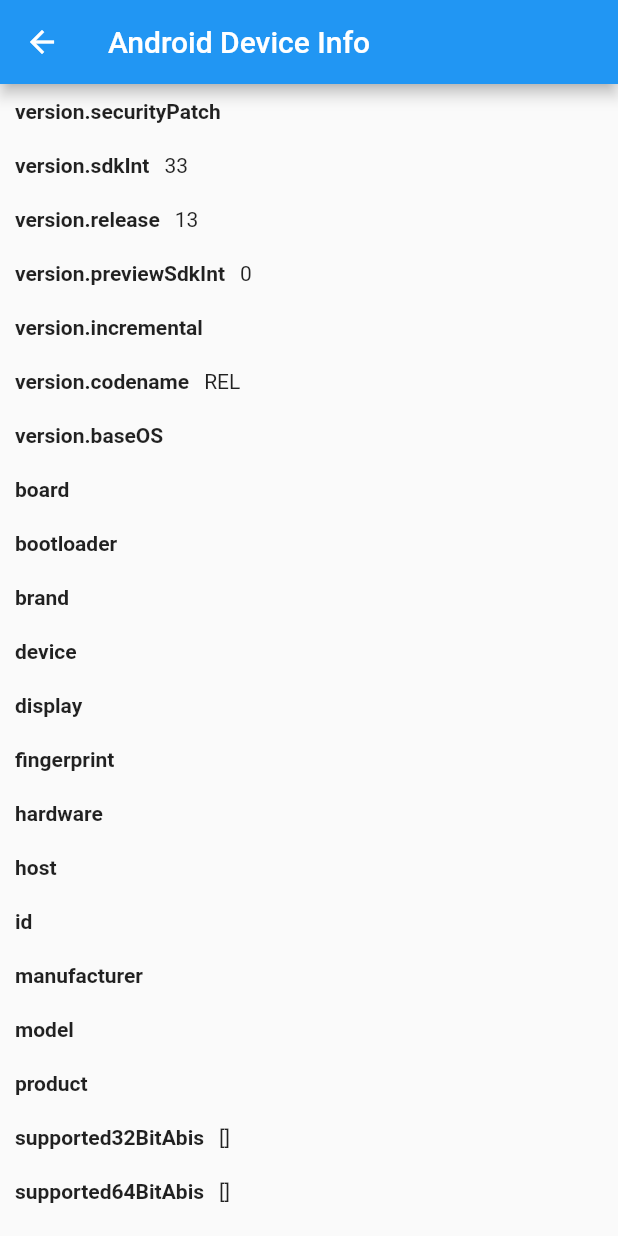
After one commit to fakhrymubarak/flutter-fundamental-features, a Flutter app: the screen it shows after launch, after a tap on "Device Info (Device ID)", on a phone screen of 412 x 824 dp. The commit adds this screen. Run offline on Flutter 3.47's test engine with Material 2 defaults, Android fonts, the phone set to English and light mode, and no system bars; our stand-ins replace audioplayers, camera, connectivity, contacts_service, device_info_plus, flutter_blue and 8 more; missing offline and left inert: flutter_sound, flutter_sound_platform_interface, ir_sensor_plugin, mobile_number, nfc_manager.

Commit message:
feat: device info access

```diff
--- a/lib/routes/routes.dart
+++ b/lib/routes/routes.dart
@@ -6,8 +6,10 @@ import 'package:rpl_apps_flutter/views/bluetooth_page.dart';
 import 'package:rpl_apps_flutter/views/camera_page.dart';
 import 'package:rpl_apps_flutter/views/connectivity_page.dart';
 import 'package:rpl_apps_flutter/views/contact_page.dart';
+import 'package:rpl_apps_flutter/views/device_info_page.dart';
 import 'package:rpl_apps_flutter/views/geo_locator_page.dart';
 import 'package:rpl_apps_flutter/views/home_page.dart';
+import 'package:rpl_apps_flutter/views/identifier_page.dart';
 import 'package:rpl_apps_flutter/views/ir_sensor_page.dart';
 import 'package:rpl_apps_flutter/views/mic_page.dart';
 import 'package:rpl_apps_flutter/views/nfc_page.dart';
@@ -43,5 +45,6 @@ class Routes {
     GetPage(name: '/nfc', page: () => NFCPage()),
     GetPage(name: '/sensors', page: () => SensorsPage()),
     GetPage(name: '/phoneNumber', page: () => const CellularNumberPage()),
+    GetPage(name: '/deviceInfo', page: () => const DeviceInfoPage()),
   ];
 }
--- /dev/null
+++ b/lib/views/device_info_page.dart
@@ -0,0 +1,218 @@
+import 'dart:async';
+import 'dart:io';
+
+import 'package:device_info_plus/device_info_plus.dart';
+import 'package:flutter/foundation.dart';
+import 'package:flutter/material.dart';
+import 'package:flutter/services.dart';
+
+class DeviceInfoPage extends StatefulWidget {
+  const DeviceInfoPage({Key? key}) : super(key: key);
+
+  @override
+  _DeviceInfoPageState createState() => _DeviceInfoPageState();
+}
+
+class _DeviceInfoPageState extends State<DeviceInfoPage> {
+  static final DeviceInfoPlugin deviceInfoPlugin = DeviceInfoPlugin();
+  Map<String, dynamic> _deviceData = <String, dynamic>{};
+
+  @override
+  void initState() {
+    super.initState();
+    initPlatformState();
+  }
+
+  Future<void> initPlatformState() async {
+    var deviceData = <String, dynamic>{};
+
+    try {
+      if (kIsWeb) {
+        deviceData = _readWebBrowserInfo(await deviceInfoPlugin.webBrowserInfo);
+      } else {
+        if (Platform.isAndroid) {
+          deviceData =
+              _readAndroidBuildData(await deviceInfoPlugin.androidInfo);
+        } else if (Platform.isIOS) {
+          deviceData = _readIosDeviceInfo(await deviceInfoPlugin.iosInfo);
+        } else if (Platform.isLinux) {
+          deviceData = _readLinuxDeviceInfo(await deviceInfoPlugin.linuxInfo);
+        } else if (Platform.isMacOS) {
+          deviceData = _readMacOsDeviceInfo(await deviceInfoPlugin.macOsInfo);
+        } else if (Platform.isWindows) {
+          deviceData =
+              _readWindowsDeviceInfo(await deviceInfoPlugin.windowsInfo);
+        }
+      }
+    } on PlatformException {
+      deviceData = <String, dynamic>{
+        'Error:': 'Failed to get platform version.'
+      };
+    }
+
+    if (!mounted) return;
+
+    setState(() {
+      _deviceData = deviceData;
+    });
+  }
+
+  Map<String, dynamic> _readAndroidBuildData(AndroidDeviceInfo build) {
+    return <String, dynamic>{
+      'version.securityPatch': build.version.securityPatch,
+      'version.sdkInt': build.version.sdkInt,
+      'version.release': build.version.release,
+      'version.previewSdkInt': build.version.previewSdkInt,
+      'version.incremental': build.version.incremental,
+      'version.codename': build.version.codename,
+      'version.baseOS': build.version.baseOS,
+      'board': build.board,
+      'bootloader': build.bootloader,
+      'brand': build.brand,
+      'device': build.device,
+      'display': build.display,
+      'fingerprint': build.fingerprint,
+      'hardware': build.hardware,
+      'host': build.host,
+      'id': build.id,
+      'manufacturer': build.manufacturer,
+      'model': build.model,
+      'product': build.product,
+      'supported32BitAbis': build.supported32BitAbis,
+      'supported64BitAbis': build.supported64BitAbis,
+      'supportedAbis': build.supportedAbis,
+      'tags': build.tags,
+      'type': build.type,
+      'isPhysicalDevice': build.isPhysicalDevice,
+      'androidId': build.androidId,
+      'systemFeatures': build.systemFeatures,
+    };
+  }
+
+  Map<String, dynamic> _readIosDeviceInfo(IosDeviceInfo data) {
+    return <String, dynamic>{
+      'name': data.name,
+      'systemName': data.systemName,
+      'systemVersion': data.systemVersion,
+      'model': data.model,
+      'localizedModel': data.localizedModel,
+      'identifierForVendor': data.identifierForVendor,
+      'isPhysicalDevice': data.isPhysicalDevice,
+      'utsname.sysname:': data.utsname.sysname,
+      'utsname.nodename:': data.utsname.nodename,
+      'utsname.release:': data.utsname.release,
+      'utsname.version:': data.utsname.version,
+      'utsname.machine:': data.utsname.machine,
+    };
+  }
+
+  Map<String, dynamic> _readLinuxDeviceInfo(LinuxDeviceInfo data) {
+    return <String, dynamic>{
+      'name': data.name,
+      'version': data.version,
+      'id': data.id,
+      'idLike': data.idLike,
+      'versionCodename': data.versionCodename,
+      'versionId': data.versionId,
+      'prettyName': data.prettyName,
+      'buildId': data.buildId,
+      'variant': data.variant,
+      'variantId': data.variantId,
+      'machineId': data.machineId,
+    };
+  }
+
+  Map<String, dynamic> _readWebBrowserInfo(WebBrowserInfo data) {
+    return <String, dynamic>{
+      'browserName': describeEnum(data.browserName),
+      'appCodeName': data.appCodeName,
+      'appName': data.appName,
+      'appVersion': data.appVersion,
+      'deviceMemory': data.deviceMemory,
+      'language': data.language,
+      'languages': data.languages,
+      'platform': data.platform,
+      'product': data.product,
+      'productSub': data.productSub,
+      'userAgent': data.userAgent,
+      'vendor': data.vendor,
+      'vendorSub': data.vendorSub,
+      'hardwareConcurrency': data.hardwareConcurrency,
+      'maxTouchPoints': data.maxTouchPoints,
+    };
+  }
+
+  Map<String, dynamic> _readMacOsDeviceInfo(MacOsDeviceInfo data) {
+    return <String, dynamic>{
+      'computerName': data.computerName,
+      'hostName': data.hostName,
+      'arch': data.arch,
+      'model': data.model,
+      'kernelVersion': data.kernelVersion,
+      'osRelease': data.osRelease,
+      'activeCPUs': data.activeCPUs,
+      'memorySize': data.memorySize,
+      'cpuFrequency': data.cpuFrequency,
+      'systemGUID': data.systemGUID,
+    };
+  }
+
+  Map<String, dynamic> _readWindowsDeviceInfo(WindowsDeviceInfo data) {
+    return <String, dynamic>{
+      'numberOfCores': data.numberOfCores,
+      'computerName': data.computerName,
+      'systemMemoryInMegabytes': data.systemMemoryInMegabytes,
+    };
+  }
+
+  @override
+  Widget build(BuildContext context) {
+    return Scaffold(
+      appBar: AppBar(
+        title: Text(
+          kIsWeb
+              ? 'Web Browser info'
+              : Platform.isAndroid
+                  ? 'Android Device Info'
+                  : Platform.isIOS
+                      ? 'iOS Device Info'
+                      : Platform.isLinux
+                          ? 'Linux Device Info'
+                          : Platform.isMacOS
+                              ? 'MacOS Device Info'
+                              : Platform.isWindows
+                                  ? 'Windows Device Info'
+                                  : '',
+        ),
+      ),
+      body: ListView(
+        children: _deviceData.keys.map(
+          (String property) {
+            return Row(
+              children: <Widget>[
+                Container(
+                  padding: const EdgeInsets.all(10.0),
+                  child: Text(
+                    property,
+                    style: const TextStyle(
+                      fontWeight: FontWeight.bold,
+                    ),
+                  ),
+                ),
+                Expanded(
+                    child: Container(
+                  padding: const EdgeInsets.fromLTRB(0.0, 10.0, 0.0, 10.0),
+                  child: Text(
+                    '${_deviceData[property]}',
+                    maxLines: 10,
+                    overflow: TextOverflow.ellipsis,
+                  ),
+                )),
+              ],
+            );
+          },
+        ).toList(),
+      ),
+    );
+  }
+}
--- a/pubspec.yaml
+++ b/pubspec.yaml
@@ -67,6 +67,8 @@ dev_dependencies:
   nfc_manager: ^3.1.0
   sensors_plus: ^1.2.1
   mobile_number: ^1.0.4
+  device_info_plus: ^3.2.0
+  unique_identifier: ^0.2.2
 # For information on the generic Dart part of this file, see the
 # following page: https://dart.dev/tools/pub/pubspec
 
```
Also changed, not shown: lib/views/home_page.dart (+2 -13 lines), pubspec.lock, 1 other file.
